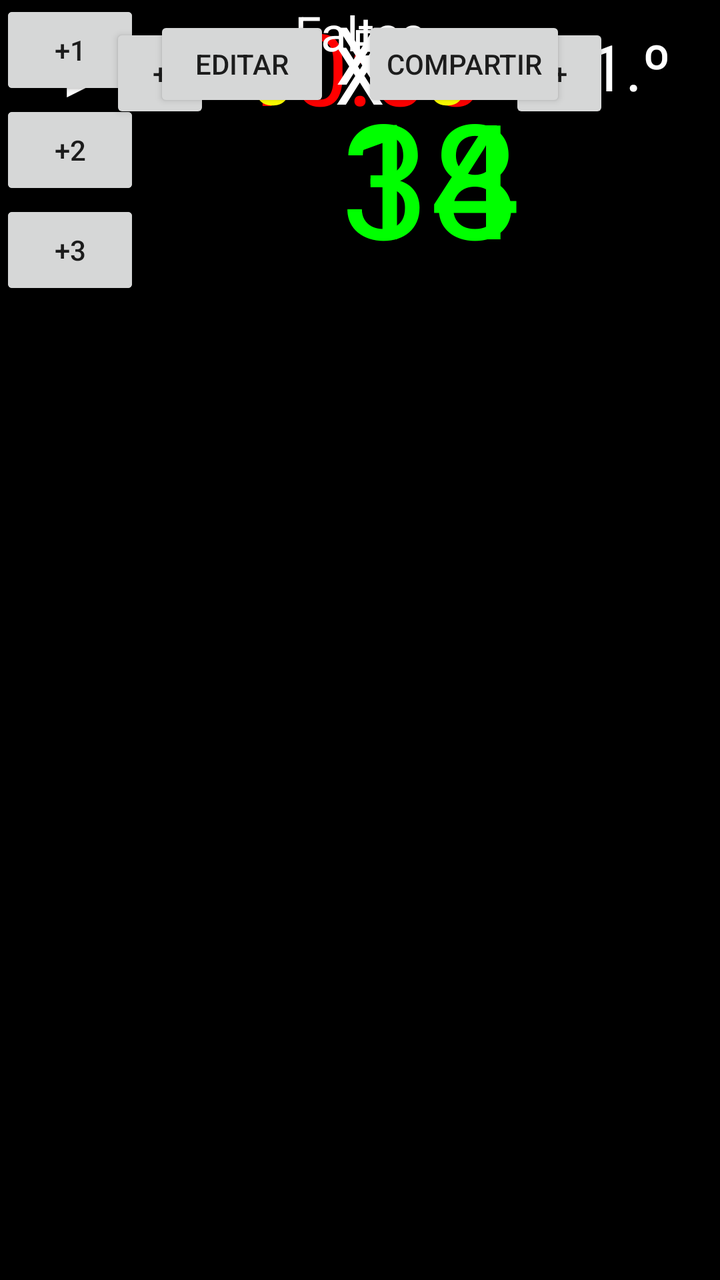
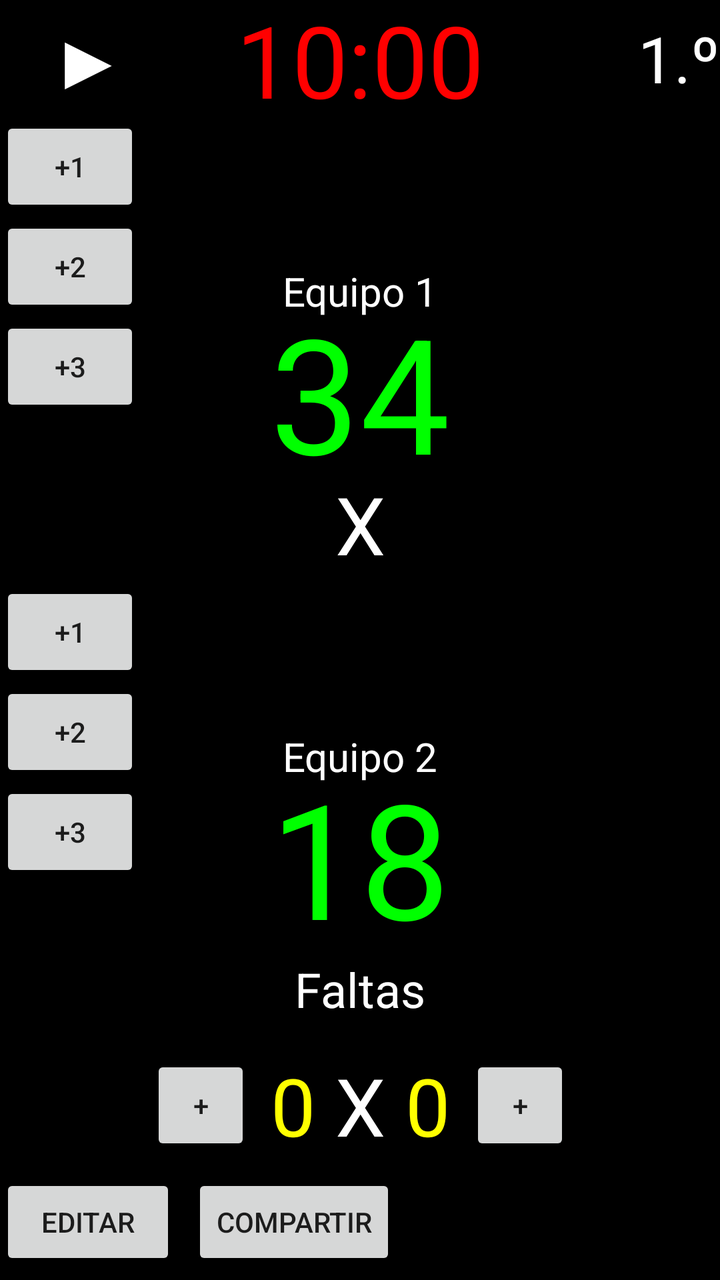

Two renders of the same Android screen: before a commit and after it. Below are the layout's source before the change and the commit's diff.
<!-- AndroidManifest.xml: activity theme Theme.Pantallas -->
<!-- res/layout/activity_main.xml -->
<?xml version="1.0" encoding="utf-8"?>
<androidx.constraintlayout.widget.ConstraintLayout xmlns:android="http://schemas.android.com/apk/res/android"
    xmlns:app="http://schemas.android.com/apk/res-auto"
    xmlns:tools="http://schemas.android.com/tools"
    android:id="@+id/main"
    android:layout_width="match_parent"
    android:layout_height="match_parent"
    android:background="@color/black"
    tools:context=".MainActivity">

    <LinearLayout
        android:layout_width="match_parent"
        android:layout_height="0dp"
        android:layout_weight="1"
        android:orientation="horizontal"
        android:gravity="center_vertical">

        <Button
            android:layout_width="0dp"
            android:layout_height="wrap_content"
            android:layout_weight="1"
            android:text="@string/triangulo"
            android:textColor="#FFFFFF"
            android:textSize="40sp"
            android:background="@color/black"
            />

        <TextView
            android:layout_width="0dp"
            android:layout_height="wrap_content"
            android:layout_weight="2"
            android:text="@string/_10_00"
            android:textColor="#FF0000"
            android:textSize="50sp"
            android:gravity="center" />

        <TextView
            android:layout_width="0dp"
            android:layout_height="wrap_content"
            android:layout_weight="1"
            android:text="@string/_1"
            android:textColor="#FFFFFF"
            android:textSize="32sp"
            android:gravity="center" />
    </LinearLayout>

    <LinearLayout
        android:layout_width="match_parent"
        android:layout_height="0dp"
        android:layout_weight="3"
        android:orientation="horizontal"
        android:gravity="center">

        <LinearLayout
            android:layout_width="wrap_content"
            android:layout_height="wrap_content"
            android:orientation="vertical">

            <Button
                android:layout_width="70dp"
                android:layout_height="50dp"
                android:text="@string/_1plus" />

            <Button
                android:layout_width="70dp"
                android:layout_height="50dp"
                android:text="@string/_2plus" />

            <Button
                android:layout_width="70dp"
                android:layout_height="50dp"
                android:text="@string/_3plus" />
        </LinearLayout>

        <LinearLayout
            android:layout_width="match_parent"
            android:layout_height="wrap_content"
            android:gravity="center"
            android:orientation="vertical">

            <TextView
                android:layout_width="match_parent"
                android:layout_height="wrap_content"
                android:gravity="center"
                android:text="@string/equipo_1"
                android:textColor="@color/white"
                android:textSize="20sp"/>

            <TextView
                android:layout_width="match_parent"
                android:layout_height="wrap_content"
                android:layout_weight="1"
                android:gravity="center"
                android:text="@string/_34"
                android:textColor="#0F0"
                android:textSize="80sp" />
        </LinearLayout>
    </LinearLayout>
    <LinearLayout
        android:layout_width="match_parent"
        android:layout_height="0dp"
        android:layout_weight="1"
        android:orientation="horizontal">

        <TextView
            android:layout_width="match_parent"
            android:layout_height="wrap_content"
            android:text="@string/x"
            android:textColor="#FFF"
            android:gravity="center"
            android:textSize="40sp"/>
    </LinearLayout>
    <LinearLayout
        android:layout_width="match_parent"
        android:layout_height="0dp"
        android:layout_weight="3"
        android:orientation="horizontal"
        android:gravity="center">

        <LinearLayout
            android:layout_width="wrap_content"
            android:layout_height="wrap_content"
            android:orientation="vertical">

            <Button
                android:layout_width="70dp"
                android:layout_height="50dp"
                android:text="@string/_1plus" />

            <Button
                android:layout_width="70dp"
                android:layout_height="50dp"
                android:text="@string/_2plus" />

            <Button
                android:layout_width="70dp"
                android:layout_height="50dp"
                android:text="@string/_3plus" />
        </LinearLayout>

        <LinearLayout
            android:layout_width="match_parent"
            android:layout_height="wrap_content"
            android:gravity="center"
            android:orientation="vertical">

            <TextView
                android:layout_width="match_parent"
                android:layout_height="wrap_content"
                android:gravity="center"
                android:text="@string/equipo_2"
                android:textSize="20sp"
                android:textColor="@color/white"/>

            <TextView
                android:layout_width="match_parent"
                android:layout_height="wrap_content"
                android:layout_weight="1"
                android:gravity="center"
                android:text="@string/_18"
                android:textColor="#0F0"
                android:textSize="80sp" />
        </LinearLayout>
    </LinearLayout>

    <LinearLayout
        android:layout_width="match_parent"
        android:layout_height="0dp"
        android:layout_weight="1"
        android:orientation="vertical"
        android:gravity="center">

        <TextView
            android:layout_width="wrap_content"
            android:layout_height="wrap_content"
            android:text="@string/faltas"
            android:textColor="#FFFFFF"
            android:textSize="24sp" />

    </LinearLayout>
    <LinearLayout
        android:layout_width="match_parent"
        android:layout_height="0dp"
        android:layout_weight="1"
        android:orientation="horizontal"
        android:gravity="center">

        <Button
            android:layout_width="50dp"
            android:layout_height="50dp"
            android:text="@string/plus"
            android:layout_margin="10dp"/>

        <TextView
            android:layout_width="wrap_content"
            android:layout_height="wrap_content"
            android:text="@string/_0"
            android:textColor="#FFFF00"
            android:textSize="40sp"
            android:layout_margin="10dp"/>

        <TextView
            android:layout_width="wrap_content"
            android:layout_height="wrap_content"
            android:text="@string/x"
            android:textColor="#FFFFFF"
            android:textSize="40sp"
            android:layout_margin="10dp"/>

        <TextView
            android:layout_width="wrap_content"
            android:layout_height="wrap_content"
            android:text="@string/_0"
            android:textColor="#FFFF00"
            android:textSize="40sp"
            android:layout_margin="10dp"/>

        <Button
            android:layout_width="50dp"
            android:layout_height="50dp"
            android:text="@string/plus"
            android:layout_margin="10dp"/>
    </LinearLayout>

    <LinearLayout
        android:layout_width="match_parent"
        android:layout_height="0dp"
        android:layout_weight="1"
        android:orientation="horizontal"
        android:gravity="center">

        <Button
            android:layout_width="wrap_content"
            android:layout_height="wrap_content"
            android:text="@string/editar"
            android:layout_margin="8dp"/>

        <Button
            android:layout_width="wrap_content"
            android:layout_height="wrap_content"
            android:text="@string/compartir"
            android:layout_margin="8dp"/>

    </LinearLayout>
</androidx.constraintlayout.widget.ConstraintLayout>
<!-- resources referenced by this layout -->
<resources>
  <color name="black">#FF000000</color>
  <color name="white">#FFFFFFFF</color>
  <string name="_0">0</string>
  <string name="_1">1.º</string>
  <string name="_10_00">10:00</string>
  <string name="_18">18</string>
  <string name="_1plus">+1</string>
  <string name="_2plus">+2</string>
  <string name="_34">34</string>
  <string name="_3plus">+3</string>
  <string name="compartir">COMPARTIR</string>
  <string name="editar">EDITAR</string>
  <string name="equipo_1">Equipo 1</string>
  <string name="equipo_2">Equipo 2</string>
  <string name="faltas">Faltas</string>
  <string name="plus">+</string>
  <string name="triangulo">▶</string>
  <string name="x">X</string>
  <style name="Theme.Pantallas" parent="android:Theme.Material.Light.NoActionBar" />
</resources>

<!-- the commit's change to res/layout/activity_main.xml (unified diff, before → after) -->
@@ -1,5 +1,6 @@
 <?xml version="1.0" encoding="utf-8"?>
-<androidx.constraintlayout.widget.ConstraintLayout xmlns:android="http://schemas.android.com/apk/res/android"
+<androidx.constraintlayout.widget.ConstraintLayout
+    xmlns:android="http://schemas.android.com/apk/res/android"
     xmlns:app="http://schemas.android.com/apk/res-auto"
     xmlns:tools="http://schemas.android.com/tools"
     android:id="@+id/main"
@@ -8,238 +9,295 @@
     android:background="@color/black"
     tools:context=".MainActivity">
 
-    <LinearLayout
-        android:layout_width="match_parent"
-        android:layout_height="0dp"
-        android:layout_weight="1"
-        android:orientation="horizontal"
-        android:gravity="center_vertical">
-
-        <Button
-            android:layout_width="0dp"
-            android:layout_height="wrap_content"
-            android:layout_weight="1"
-            android:text="@string/triangulo"
-            android:textColor="#FFFFFF"
-            android:textSize="40sp"
-            android:background="@color/black"
-            />
-
-        <TextView
-            android:layout_width="0dp"
-            android:layout_height="wrap_content"
-            android:layout_weight="2"
-            android:text="@string/_10_00"
-            android:textColor="#FF0000"
-            android:textSize="50sp"
-            android:gravity="center" />
-
-        <TextView
-            android:layout_width="0dp"
-            android:layout_height="wrap_content"
-            android:layout_weight="1"
-            android:text="@string/_1"
-            android:textColor="#FFFFFF"
-            android:textSize="32sp"
-            android:gravity="center" />
-    </LinearLayout>
-
-    <LinearLayout
-        android:layout_width="match_parent"
-        android:layout_height="0dp"
-        android:layout_weight="3"
-        android:orientation="horizontal"
-        android:gravity="center">
-
-        <LinearLayout
-            android:layout_width="wrap_content"
-            android:layout_height="wrap_content"
-            android:orientation="vertical">
-
-            <Button
-                android:layout_width="70dp"
-                android:layout_height="50dp"
-                android:text="@string/_1plus" />
-
-            <Button
-                android:layout_width="70dp"
-                android:layout_height="50dp"
-                android:text="@string/_2plus" />
-
-            <Button
-                android:layout_width="70dp"
-                android:layout_height="50dp"
-                android:text="@string/_3plus" />
-        </LinearLayout>
-
-        <LinearLayout
-            android:layout_width="match_parent"
-            android:layout_height="wrap_content"
-            android:gravity="center"
-            android:orientation="vertical">
-
-            <TextView
-                android:layout_width="match_parent"
-                android:layout_height="wrap_content"
-                android:gravity="center"
-                android:text="@string/equipo_1"
-                android:textColor="@color/white"
-                android:textSize="20sp"/>
-
-            <TextView
-                android:layout_width="match_parent"
-                android:layout_height="wrap_content"
-                android:layout_weight="1"
-                android:gravity="center"
-                android:text="@string/_34"
-                android:textColor="#0F0"
-                android:textSize="80sp" />
-        </LinearLayout>
-    </LinearLayout>
-    <LinearLayout
-        android:layout_width="match_parent"
-        android:layout_height="0dp"
-        android:layout_weight="1"
-        android:orientation="horizontal">
-
-        <TextView
-            android:layout_width="match_parent"
-            android:layout_height="wrap_content"
-            android:text="@string/x"
-            android:textColor="#FFF"
-            android:gravity="center"
-            android:textSize="40sp"/>
-    </LinearLayout>
-    <LinearLayout
-        android:layout_width="match_parent"
-        android:layout_height="0dp"
-        android:layout_weight="3"
-        android:orientation="horizontal"
-        android:gravity="center">
-
-        <LinearLayout
-            android:layout_width="wrap_content"
-            android:layout_height="wrap_content"
-            android:orientation="vertical">
-
-            <Button
-                android:layout_width="70dp"
-                android:layout_height="50dp"
-                android:text="@string/_1plus" />
-
-            <Button
-                android:layout_width="70dp"
-                android:layout_height="50dp"
-                android:text="@string/_2plus" />
-
-            <Button
-                android:layout_width="70dp"
-                android:layout_height="50dp"
-                android:text="@string/_3plus" />
-        </LinearLayout>
-
-        <LinearLayout
-            android:layout_width="match_parent"
-            android:layout_height="wrap_content"
-            android:gravity="center"
-            android:orientation="vertical">
-
-            <TextView
-                android:layout_width="match_parent"
-                android:layout_height="wrap_content"
-                android:gravity="center"
-                android:text="@string/equipo_2"
-                android:textSize="20sp"
-                android:textColor="@color/white"/>
-
-            <TextView
-                android:layout_width="match_parent"
-                android:layout_height="wrap_content"
-                android:layout_weight="1"
-                android:gravity="center"
-                android:text="@string/_18"
-                android:textColor="#0F0"
-                android:textSize="80sp" />
-        </LinearLayout>
-    </LinearLayout>
-
-    <LinearLayout
-        android:layout_width="match_parent"
-        android:layout_height="0dp"
-        android:layout_weight="1"
-        android:orientation="vertical"
-        android:gravity="center">
-
-        <TextView
-            android:layout_width="wrap_content"
-            android:layout_height="wrap_content"
-            android:text="@string/faltas"
-            android:textColor="#FFFFFF"
-            android:textSize="24sp" />
-
-    </LinearLayout>
-    <LinearLayout
-        android:layout_width="match_parent"
-        android:layout_height="0dp"
-        android:layout_weight="1"
-        android:orientation="horizontal"
-        android:gravity="center">
-
-        <Button
-            android:layout_width="50dp"
-            android:layout_height="50dp"
-            android:text="@string/plus"
-            android:layout_margin="10dp"/>
-
-        <TextView
-            android:layout_width="wrap_content"
-            android:layout_height="wrap_content"
-            android:text="@string/_0"
-            android:textColor="#FFFF00"
-            android:textSize="40sp"
-            android:layout_margin="10dp"/>
-
-        <TextView
-            android:layout_width="wrap_content"
-            android:layout_height="wrap_content"
-            android:text="@string/x"
-            android:textColor="#FFFFFF"
-            android:textSize="40sp"
-            android:layout_margin="10dp"/>
-
-        <TextView
-            android:layout_width="wrap_content"
-            android:layout_height="wrap_content"
-            android:text="@string/_0"
-            android:textColor="#FFFF00"
-            android:textSize="40sp"
-            android:layout_margin="10dp"/>
-
-        <Button
-            android:layout_width="50dp"
-            android:layout_height="50dp"
-            android:text="@string/plus"
-            android:layout_margin="10dp"/>
-    </LinearLayout>
-
-    <LinearLayout
-        android:layout_width="match_parent"
-        android:layout_height="0dp"
-        android:layout_weight="1"
-        android:orientation="horizontal"
-        android:gravity="center">
-
-        <Button
-            android:layout_width="wrap_content"
-            android:layout_height="wrap_content"
-            android:text="@string/editar"
-            android:layout_margin="8dp"/>
-
-        <Button
-            android:layout_width="wrap_content"
-            android:layout_height="wrap_content"
-            android:text="@string/compartir"
-            android:layout_margin="8dp"/>
-
-    </LinearLayout>
+
+    <androidx.constraintlayout.widget.Guideline
+        android:id="@+id/linea_top"
+        android:layout_width="wrap_content"
+        android:layout_height="wrap_content"
+        android:orientation="horizontal"
+        app:layout_constraintGuide_percent="0.0909" />
+
+    <androidx.constraintlayout.widget.Guideline
+        android:id="@+id/linea_equipo1"
+        android:layout_width="wrap_content"
+        android:layout_height="wrap_content"
+        android:orientation="horizontal"
+        app:layout_constraintGuide_percent="0.3636" />
+
+    <androidx.constraintlayout.widget.Guideline
+        android:id="@+id/linea_x"
+        android:layout_width="wrap_content"
+        android:layout_height="wrap_content"
+        android:orientation="horizontal"
+        app:layout_constraintGuide_percent="0.4545" />
+
+    <androidx.constraintlayout.widget.Guideline
+        android:id="@+id/linea_equipo2"
+        android:layout_width="wrap_content"
+        android:layout_height="wrap_content"
+        android:orientation="horizontal"
+        app:layout_constraintGuide_percent="0.7273" />
+
+    <androidx.constraintlayout.widget.Guideline
+        android:id="@+id/linea_faltas"
+        android:layout_width="wrap_content"
+        android:layout_height="wrap_content"
+        android:orientation="horizontal"
+        app:layout_constraintGuide_percent="0.8182" />
+
+    <androidx.constraintlayout.widget.Guideline
+        android:id="@+id/linea_contador_faltas"
+        android:layout_width="wrap_content"
+        android:layout_height="wrap_content"
+        android:orientation="horizontal"
+        app:layout_constraintGuide_percent="0.9091" />
+
+
+    <Button
+        android:id="@+id/btn_play"
+        android:layout_width="wrap_content"
+        android:layout_height="wrap_content"
+        android:text="@string/triangulo"
+        android:textColor="#FFFFFF"
+        android:textSize="40sp"
+        android:background="@color/black"
+        app:layout_constraintStart_toStartOf="parent"
+        app:layout_constraintTop_toTopOf="parent"
+        app:layout_constraintBottom_toTopOf="@id/linea_top" />
+
+    <TextView
+        android:id="@+id/temporizador"
+        android:layout_width="wrap_content"
+        android:layout_height="wrap_content"
+        android:text="@string/_10_00"
+        android:textColor="#FF0000"
+        android:textSize="50sp"
+        android:gravity="center"
+        app:layout_constraintStart_toStartOf="parent"
+        app:layout_constraintEnd_toEndOf="parent"
+        app:layout_constraintTop_toTopOf="parent"
+        app:layout_constraintBottom_toTopOf="@id/linea_top" />
+
+    <TextView
+        android:id="@+id/version"
+        android:layout_width="wrap_content"
+        android:layout_height="wrap_content"
+        android:text="@string/_1"
+        android:textColor="#FFFFFF"
+        android:textSize="32sp"
+        android:gravity="center"
+        app:layout_constraintEnd_toEndOf="parent"
+        app:layout_constraintTop_toTopOf="parent"
+        app:layout_constraintBottom_toTopOf="@id/linea_top" />
+
+
+
+    <Button
+        android:id="@+id/equipo1_plus1"
+        android:layout_width="70dp"
+        android:layout_height="50dp"
+        android:text="@string/_1plus"
+        app:layout_constraintStart_toStartOf="parent"
+        app:layout_constraintTop_toTopOf="@id/linea_top" />
+
+    <Button
+        android:id="@+id/equipo1_plus2"
+        android:layout_width="70dp"
+        android:layout_height="50dp"
+        android:text="@string/_2plus"
+        app:layout_constraintStart_toStartOf="@id/equipo1_plus1"
+        app:layout_constraintTop_toBottomOf="@id/equipo1_plus1" />
+
+    <Button
+        android:id="@+id/equipo1_plus3"
+        android:layout_width="70dp"
+        android:layout_height="50dp"
+        android:text="@string/_3plus"
+        app:layout_constraintStart_toStartOf="@id/equipo1_plus2"
+        app:layout_constraintTop_toBottomOf="@id/equipo1_plus2" />
+
+    <TextView
+        android:id="@+id/equipo1"
+        android:layout_width="wrap_content"
+        android:layout_height="wrap_content"
+        android:text="@string/equipo_1"
+        android:textColor="@color/white"
+        android:textSize="20sp"
+        android:gravity="center"
+        app:layout_constraintStart_toStartOf="parent"
+        app:layout_constraintEnd_toEndOf="parent"
+        app:layout_constraintTop_toTopOf="@id/linea_top"
+        app:layout_constraintBottom_toBottomOf="@id/linea_equipo1" />
+
+    <TextView
+        android:id="@+id/marcador1"
+        android:layout_width="wrap_content"
+        android:layout_height="wrap_content"
+        android:text="@string/_34"
+        android:textColor="#0F0"
+        android:textSize="80sp"
+        android:gravity="center"
+        app:layout_constraintStart_toStartOf="parent"
+        app:layout_constraintEnd_toEndOf="parent"
+        app:layout_constraintTop_toBottomOf="@id/equipo1"
+        app:layout_constraintBottom_toBottomOf="@id/linea_equipo1" />
+
+
+
+    <TextView
+        android:id="@+id/x_central"
+        android:layout_width="wrap_content"
+        android:layout_height="wrap_content"
+        android:text="@string/x"
+        android:textColor="#FFF"
+        android:textSize="40sp"
+        android:gravity="center"
+        app:layout_constraintStart_toStartOf="parent"
+        app:layout_constraintEnd_toEndOf="parent"
+        app:layout_constraintTop_toTopOf="@id/linea_equipo1"
+        app:layout_constraintBottom_toBottomOf="@id/linea_x" />
+
+
+    <Button
+        android:id="@+id/equipo2_plus1"
+        android:layout_width="70dp"
+        android:layout_height="50dp"
+        android:text="@string/_1plus"
+        app:layout_constraintStart_toStartOf="parent"
+        app:layout_constraintTop_toTopOf="@id/linea_x" />
+
+    <Button
+        android:id="@+id/equipo2_plus2"
+        android:layout_width="70dp"
+        android:layout_height="50dp"
+        android:text="@string/_2plus"
+        app:layout_constraintStart_toStartOf="@id/equipo2_plus1"
+        app:layout_constraintTop_toBottomOf="@id/equipo2_plus1" />
+
+    <Button
+        android:id="@+id/equipo2_plus3"
+        android:layout_width="70dp"
+        android:layout_height="50dp"
+        android:text="@string/_3plus"
+        app:layout_constraintStart_toStartOf="@id/equipo2_plus2"
+        app:layout_constraintTop_toBottomOf="@id/equipo2_plus2" />
+
+    <TextView
+        android:id="@+id/equipo2"
+        android:layout_width="wrap_content"
+        android:layout_height="wrap_content"
+        android:text="@string/equipo_2"
+        android:textSize="20sp"
+        android:textColor="@color/white"
+        android:gravity="center"
+        app:layout_constraintStart_toStartOf="parent"
+        app:layout_constraintEnd_toEndOf="parent"
+        app:layout_constraintTop_toTopOf="@id/linea_x"
+        app:layout_constraintBottom_toBottomOf="@id/linea_equipo2" />
+
+    <TextView
+        android:id="@+id/marcador2"
+        android:layout_width="wrap_content"
+        android:layout_height="wrap_content"
+        android:text="@string/_18"
+        android:textColor="#0F0"
+        android:textSize="80sp"
+        android:gravity="center"
+        app:layout_constraintStart_toStartOf="parent"
+        app:layout_constraintEnd_toEndOf="parent"
+        app:layout_constraintTop_toBottomOf="@id/equipo2"
+        app:layout_constraintBottom_toBottomOf="@id/linea_equipo2" />
+
+
+    <TextView
+        android:id="@+id/faltas"
+        android:layout_width="wrap_content"
+        android:layout_height="wrap_content"
+        android:text="@string/faltas"
+        android:textColor="#FFFFFF"
+        android:textSize="24sp"
+        app:layout_constraintStart_toStartOf="parent"
+        app:layout_constraintEnd_toEndOf="parent"
+        app:layout_constraintTop_toTopOf="@id/linea_equipo2"
+        app:layout_constraintBottom_toBottomOf="@id/linea_faltas" />
+
+
+    <Button
+        android:id="@+id/faltas_plus1"
+        android:layout_width="50dp"
+        android:layout_height="50dp"
+        android:text="@string/plus"
+        android:layout_margin="10dp"
+        app:layout_constraintEnd_toStartOf="@id/faltas_0_izquierda"
+        app:layout_constraintTop_toTopOf="@id/linea_faltas"
+        app:layout_constraintBottom_toBottomOf="@id/linea_contador_faltas" />
+
+    <TextView
+        android:id="@+id/faltas_0_izquierda"
+        android:layout_width="wrap_content"
+        android:layout_height="wrap_content"
+        android:text="@string/_0"
+        android:textColor="#FFFF00"
+        android:textSize="40sp"
+        android:layout_margin="10dp"
+        app:layout_constraintEnd_toStartOf="@id/faltas_x"
+        app:layout_constraintTop_toTopOf="@id/linea_faltas"
+        app:layout_constraintBottom_toBottomOf="@id/linea_contador_faltas" />
+
+    <TextView
+        android:id="@+id/faltas_x"
+        android:layout_width="wrap_content"
+        android:layout_height="wrap_content"
+        android:text="@string/x"
+        android:textColor="#FFFFFF"
+        android:textSize="40sp"
+        android:layout_margin="10dp"
+        app:layout_constraintStart_toStartOf="parent"
+        app:layout_constraintEnd_toEndOf="parent"
+        app:layout_constraintTop_toTopOf="@id/linea_faltas"
+        app:layout_constraintBottom_toBottomOf="@id/linea_contador_faltas" />
+
+    <TextView
+        android:id="@+id/faltas_0_derecha"
+        android:layout_width="wrap_content"
+        android:layout_height="wrap_content"
+        android:text="@string/_0"
+        android:textColor="#FFFF00"
+        android:textSize="40sp"
+        android:layout_margin="10dp"
+        app:layout_constraintStart_toEndOf="@id/faltas_x"
+        app:layout_constraintTop_toTopOf="@id/linea_faltas"
+        app:layout_constraintBottom_toBottomOf="@id/linea_contador_faltas" />
+
+    <Button
+        android:id="@+id/faltas_plus2"
+        android:layout_width="50dp"
+        android:layout_height="50dp"
+        android:text="@string/plus"
+        android:layout_margin="10dp"
+        app:layout_constraintStart_toEndOf="@id/faltas_0_derecha"
+        app:layout_constraintTop_toTopOf="@id/linea_faltas"
+        app:layout_constraintBottom_toBottomOf="@id/linea_contador_faltas" />
+
+
+    <Button
+        android:id="@+id/editar"
+        android:layout_width="wrap_content"
+        android:layout_height="wrap_content"
+        android:text="@string/editar"
+        android:layout_margin="8dp"
+        app:layout_constraintEnd_toStartOf="@id/compartir"
+        app:layout_constraintTop_toTopOf="@id/linea_contador_faltas"
+        app:layout_constraintBottom_toBottomOf="parent" />
+
+    <Button
+        android:id="@+id/compartir"
+        android:layout_width="wrap_content"
+        android:layout_height="wrap_content"
+        android:text="@string/compartir"
+        android:layout_margin="8dp"
+        app:layout_constraintStart_toEndOf="@id/editar"
+        app:layout_constraintTop_toTopOf="@id/linea_contador_faltas"
+        app:layout_constraintBottom_toBottomOf="parent" />
+
 </androidx.constraintlayout.widget.ConstraintLayout>
